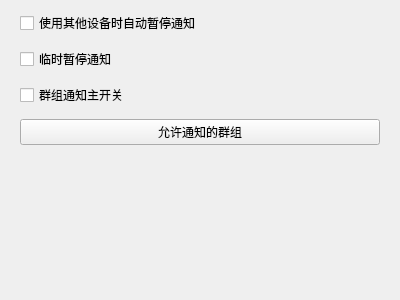
Before: the Qt Designer form widgets/settings/groupwidget.ui in iwxyi/CatlikeQQ, drawn with Qt 5.
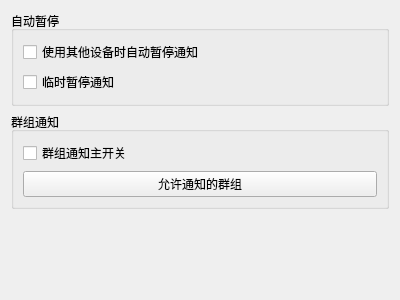
After: the same form once the commit is applied. Custom widgets are drawn as their Qt base class.

Diff of the .ui file:
```diff
--- a/widgets/settings/groupwidget.ui
+++ b/widgets/settings/groupwidget.ui
@@ -15,34 +15,12 @@
   </property>
   <layout class="QVBoxLayout" name="verticalLayout">
    <item>
-    <layout class="QGridLayout" name="gridLayout">
-     <property name="leftMargin">
-      <number>9</number>
+    <widget class="QGroupBox" name="groupBox">
+     <property name="title">
+      <string>自动暂停</string>
      </property>
-     <property name="topMargin">
-      <number>0</number>
-     </property>
-     <property name="rightMargin">
-      <number>9</number>
-     </property>
-     <property name="spacing">
-      <number>12</number>
-     </property>
-     <item row="2" column="0">
-      <widget class="QCheckBox" name="mainCheck">
-       <property name="text">
-        <string>群组通知主开关</string>
-       </property>
-      </widget>
-     </item>
-     <item row="3" column="0">
-      <widget class="InteractiveButtonBase" name="enabledGroupButton">
-       <property name="text">
-        <string>允许通知的群组</string>
-       </property>
-      </widget>
-     </item>
-     <item row="0" column="0">
+     <layout class="QVBoxLayout" name="verticalLayout_2">
+      <item>
       <widget class="QCheckBox" name="autoPauseCheck">
        <property name="toolTip">
         <string>使用其他设备/QQ程序发送消息时，自动暂停本应用的通知，直到手动打开卡片</string>
@@ -52,7 +30,7 @@
        </property>
       </widget>
      </item>
-     <item row="1" column="0">
+      <item>
       <widget class="QCheckBox" name="isPausingCheck">
        <property name="toolTip">
         <string>暂停通知卡片，直到点击历史、快捷键等操作</string>
@@ -63,6 +41,30 @@
       </widget>
      </item>
     </layout>
+    </widget>
+   </item>
+   <item>
+    <widget class="QGroupBox" name="groupBox_2">
+     <property name="title">
+      <string>群组通知</string>
+     </property>
+     <layout class="QVBoxLayout" name="verticalLayout_3">
+      <item>
+       <widget class="QCheckBox" name="mainCheck">
+        <property name="text">
+         <string>群组通知主开关</string>
+        </property>
+       </widget>
+      </item>
+      <item>
+       <widget class="InteractiveButtonBase" name="enabledGroupButton">
+        <property name="text">
+         <string>允许通知的群组</string>
+        </property>
+       </widget>
+      </item>
+     </layout>
+    </widget>
    </item>
    <item>
     <spacer name="verticalSpacer">
@@ -72,7 +74,7 @@
      <property name="sizeHint" stdset="0">
       <size>
        <width>20</width>
-       <height>257</height>
+       <height>40</height>
       </size>
      </property>
     </spacer>
```
Lines whose indentation alone changed are shown as unchanged.
